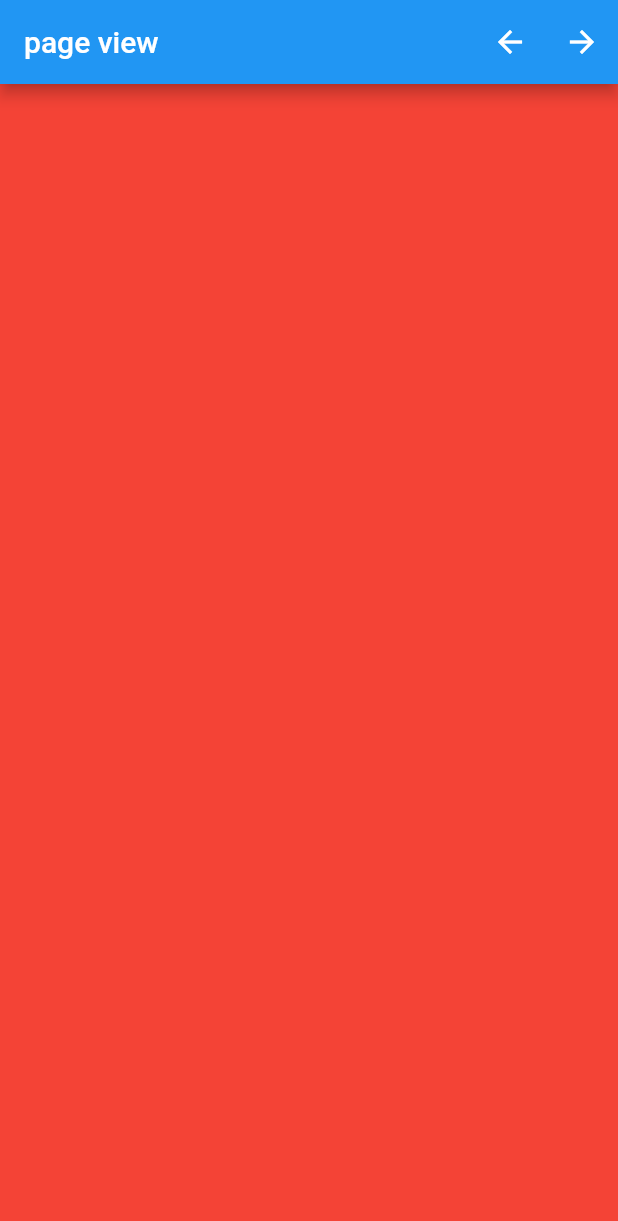
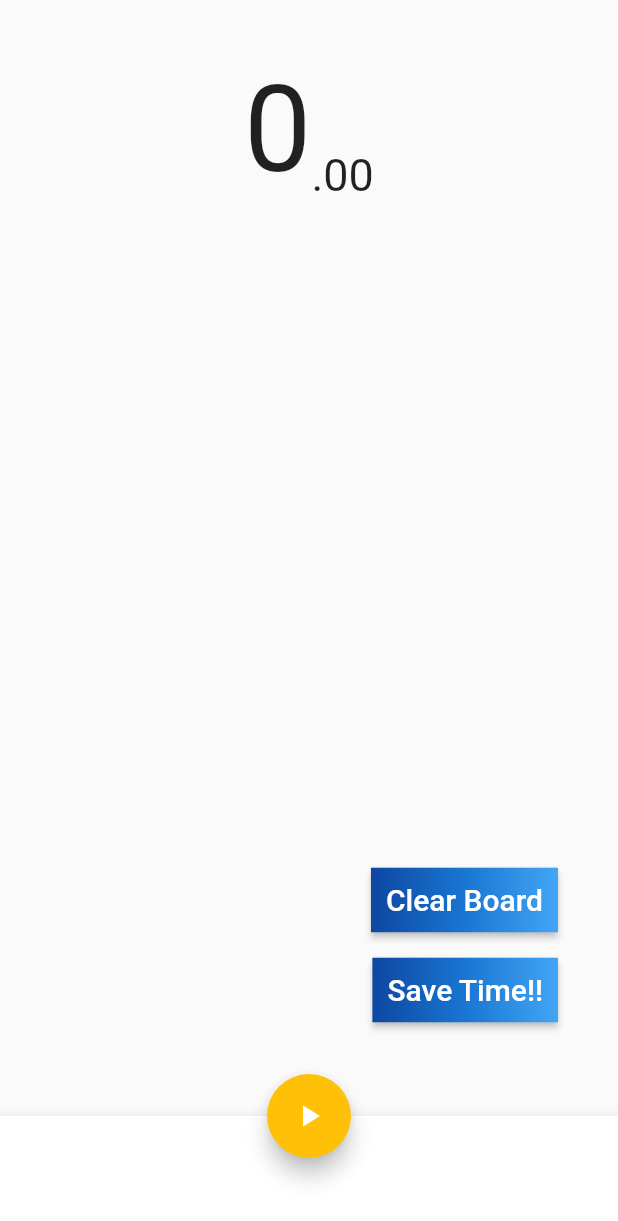
Before and after one commit to dsc-sookmyung/2021-TimmyRoom-JANSORI, a Flutter app: the screen it shows after launch, swiped to page 2, on a phone screen of 412 x 824 dp. Shown: the top 1221 px of the screen. Run offline on Flutter 3.47's test engine with Material 2 defaults, Android fonts, the phone set to English and light mode, and no system bars.

Commit message:
add TimeChecker

```diff
--- /dev/null
+++ b/timmyroom_jansori/lib/page1.dart
@@ -0,0 +1 @@
+import 'package:flutter/material.dart';
--- a/timmyroom_jansori/lib/pageSlider.dart
+++ b/timmyroom_jansori/lib/pageSlider.dart
@@ -1,7 +1,8 @@
 
 import 'package:flutter/material.dart';
-import 'main.dart';
 import 'testPage.dart';
+import 'page1.dart';
+import 'timer.dart';
 
 class HomePage extends StatefulWidget {
   @override
@@ -17,8 +18,8 @@ class _HomePageState extends State<HomePage> {
   Widget build(BuildContext context) {
     return Scaffold(
       // title appBar랑 actions은 같이..
+      /*
       appBar: AppBar(title: Text('page view'),
-
       // curve 바꾸면 different action
       actions: [
         IconButton(icon: Icon(Icons.arrow_back), onPressed: (){
@@ -29,6 +30,7 @@ class _HomePageState extends State<HomePage> {
         }),
       ],
       ),
+       */
       body: PageView(
         //pageSnapping: true,
         controller: pageController,
@@ -39,7 +41,9 @@ class _HomePageState extends State<HomePage> {
           print(pageChanged);
         },
         children: [
+
           Container(color: Colors.indigo),
+          TimeCheck(),
           Container(color: Colors.red),
           Container(color: Colors.brown),
           testPage1(),
--- a/timmyroom_jansori/lib/testPage.dart
+++ b/timmyroom_jansori/lib/testPage.dart
@@ -1,6 +1,5 @@
 
 import 'package:flutter/material.dart';
-import 'main.dart';
 
 class testPage1 extends StatelessWidget {
   Widget build(BuildContext context) {
--- /dev/null
+++ b/timmyroom_jansori/lib/timer.dart
@@ -0,0 +1,195 @@
+import 'package:flutter/material.dart';
+import 'dart:async';
+
+class TimeCheck extends StatefulWidget {
+  @override
+  _TimeCheckState createState() => _TimeCheckState();
+}
+
+class _TimeCheckState extends State<TimeCheck>  {
+  var _icon = Icons.play_arrow;
+  var _color = Colors.amber;
+
+  Timer _timer; // 타이머
+  var _time = 0; // 실제 늘어날 시간
+  var _isPlaying = false; // 시작 정지 상태값
+  List<String> _saveTimes = []; // 기록하기 위한 리스트
+
+  // 타이머 앱 종료할 때는 반복되는 동작을 멈춰주어야 한다.
+  // dispose() 메소드를 재정의하여 타이머가 취소되도록 해주어야 한다.
+  @override
+  void dispose() {
+    _timer?.cancel();
+    super.dispose();
+  }
+
+  @override
+  Widget build(BuildContext context) {
+    return Scaffold(
+      body: _body(),
+      bottomNavigationBar: BottomAppBar (
+        child: Container(
+          height: 80
+        ),
+      ),
+      floatingActionButton: FloatingActionButton(
+        onPressed: () => setState(() {
+          _click();
+        }),
+        child: Icon(_icon),
+        backgroundColor: _color,
+      ),
+      floatingActionButtonLocation: FloatingActionButtonLocation.centerDocked,
+    );
+  }
+
+  // 시간 보여지는 부분
+  Widget _body(){
+    var sec = _time ~/ 100; // 초
+    var hundredth = '${_time % 100}'.padLeft(2, '0');
+
+    return Center(
+      child: Padding(
+        padding: const EdgeInsets.all(40),
+        child: Stack( // 위젯 위에 위젯 겹치기
+          children: <Widget>[
+            Column(
+              children: <Widget>[
+                Row(
+                  mainAxisAlignment: MainAxisAlignment.center,
+                  crossAxisAlignment: CrossAxisAlignment.end,
+                  children: <Widget> [
+                    Text( // seconds
+                      '$sec',
+                      style: TextStyle(fontSize: 80),
+                    ),
+                    Text( // milliseconds
+                      '.$hundredth',
+                      style: TextStyle(fontSize: 30),
+                    )
+                  ],
+                ),
+                SizedBox(height: 50, //여백
+                ),
+                Container(
+                  width: 200,
+                  height: 300,
+                  child:ListView(
+                    children: _saveTimes.map((time) => Text(time, style: TextStyle(fontSize: 20),)).toList(),
+                  ),
+                )
+              ],
+            ),
+            Positioned(
+              right: 0,
+              bottom: 80,
+              child: RaisedButton(
+                onPressed: () {
+                  setState(() {
+                    _reset();
+                  });
+                },
+                textColor: Colors.white,
+                padding: const EdgeInsets.all(0.0),
+                child: Container(
+                  decoration: const BoxDecoration(
+                    gradient: LinearGradient(
+                      colors: <Color>[
+                        Color(0xFF0D47A1),
+                        Color(0xFF1976D2),
+                        Color(0xFF42A5F5),
+                      ],
+                    ),
+                  ),
+                  padding: const EdgeInsets.all(10.0),
+                  child: Text(
+                    'Clear Board',
+                    style: TextStyle(
+                        fontSize: 20),
+                  ),
+                ),
+              ),
+            ),
+            Positioned(
+              right: 0,
+              bottom: 20,
+              child: RaisedButton(
+                onPressed: () {
+                  setState(() {
+                    _saveTime('$sec.$hundredth');
+                  });
+                },
+                textColor: Colors.white,
+                padding: const EdgeInsets.all(0.0),
+                child: Container(
+                  decoration: const BoxDecoration(
+                    gradient: LinearGradient(
+                      colors: <Color>[
+                        Color(0xFF0D47A1),
+                        Color(0xFF1976D2),
+                        Color(0xFF42A5F5),
+                      ],
+                    ),
+                  ),
+                  padding: const EdgeInsets.all(10.0),
+                  child: Text(
+                    'Save Time!!',
+                    style: TextStyle(
+                        fontSize: 20),
+                  ),
+                ),
+              ),
+            ),
+          ],
+        ),
+      ),
+    );
+  }
+
+  // 시작, 일시정지 버튼
+  void _click() {
+    _isPlaying = !_isPlaying;
+
+    if(_isPlaying) {
+      _icon = Icons.pause;
+      _color = Colors.grey;
+      _start();
+      print('start');
+    } else {
+      _icon = Icons.play_arrow;
+      _color = Colors.amber;
+      _pause();
+    }
+  }
+
+  // 1/100초에 한 번씩 time 1씩 증가
+  void _start() {
+    // Duration은 일정 간격이 들어가며 시분초 등이 들어갈 수 있다.
+    _timer = Timer.periodic(Duration(milliseconds: 10), (timer) {
+      setState(() {
+        _time++;
+      });
+    });
+  }
+
+  // 타이머 중지 (취소)
+  void _pause() {
+      _timer?.cancel();
+  }
+
+  // 초기화
+  void _reset() {
+    setState(() {
+      _isPlaying = false;
+      _timer?.cancel();
+      _saveTimes.clear();
+      _time = 0;
+    });
+  }
+    //기록하기
+  void _saveTime(String time) {
+    _saveTimes.insert(0, '${_saveTimes.length + 1}등 : $time');
+  }
+}
+
+  // 출처 : https://kyungsnim.net/83
--- a/timmyroom_jansori/pubspec.yaml
+++ b/timmyroom_jansori/pubspec.yaml
@@ -27,7 +27,7 @@ dependencies:
 
   # The following adds the Cupertino Icons font to your application.
   # Use with the CupertinoIcons class for iOS style icons.
-  cupertino_icons: ^1.0.2
+  cupertino_icons: ^1.0.0
 
 dev_dependencies:
   flutter_test:
```
Also changed, not shown: timmyroom_jansori/pubspec.lock, 1 other file.
